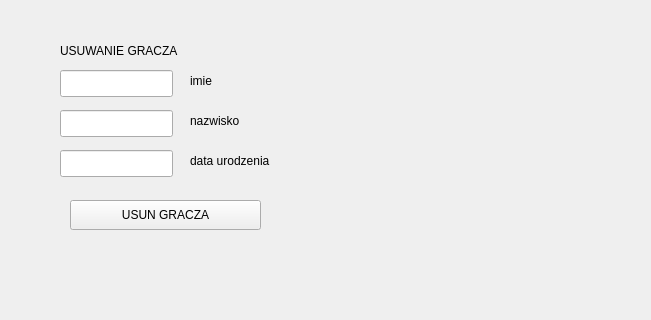
Old version of the form ZBD-main/ui/delete_gracz.ui in the repository BartekRuszkowski/ZBD; both pictures show x 0 to 651 and y 0 to 320 of the 800 by 600 pixel window.
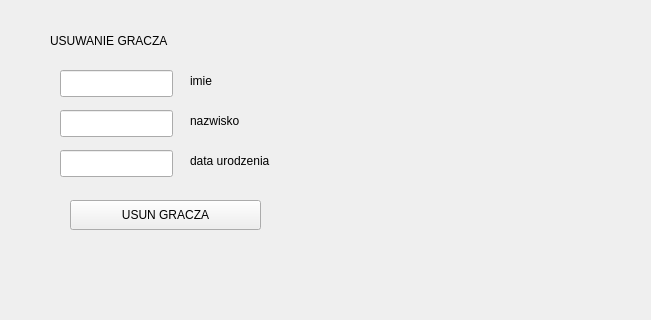
New version of the form.

```diff
--- a/ZBD-main/ui/delete_gracz.ui
+++ b/ZBD-main/ui/delete_gracz.ui
@@ -17,14 +17,14 @@
    <widget class="QLabel" name="label">
     <property name="geometry">
      <rect>
-      <x>60</x>
-      <y>40</y>
+      <x>360</x>
+      <y>140</y>
       <width>181</width>
       <height>22</height>
      </rect>
     </property>
     <property name="text">
-     <string>USUWANIE GRACZA</string>
+     <string/>
     </property>
    </widget>
    <widget class="QLineEdit" name="lineEdit">
@@ -122,6 +122,19 @@
      <string>EXIT</string>
     </property>
    </widget>
+   <widget class="QLabel" name="label_5">
+    <property name="geometry">
+     <rect>
+      <x>50</x>
+      <y>30</y>
+      <width>181</width>
+      <height>22</height>
+     </rect>
+    </property>
+    <property name="text">
+     <string>USUWANIE GRACZA</string>
+    </property>
+   </widget>
   </widget>
   <widget class="QMenuBar" name="menubar">
    <property name="geometry">
```
